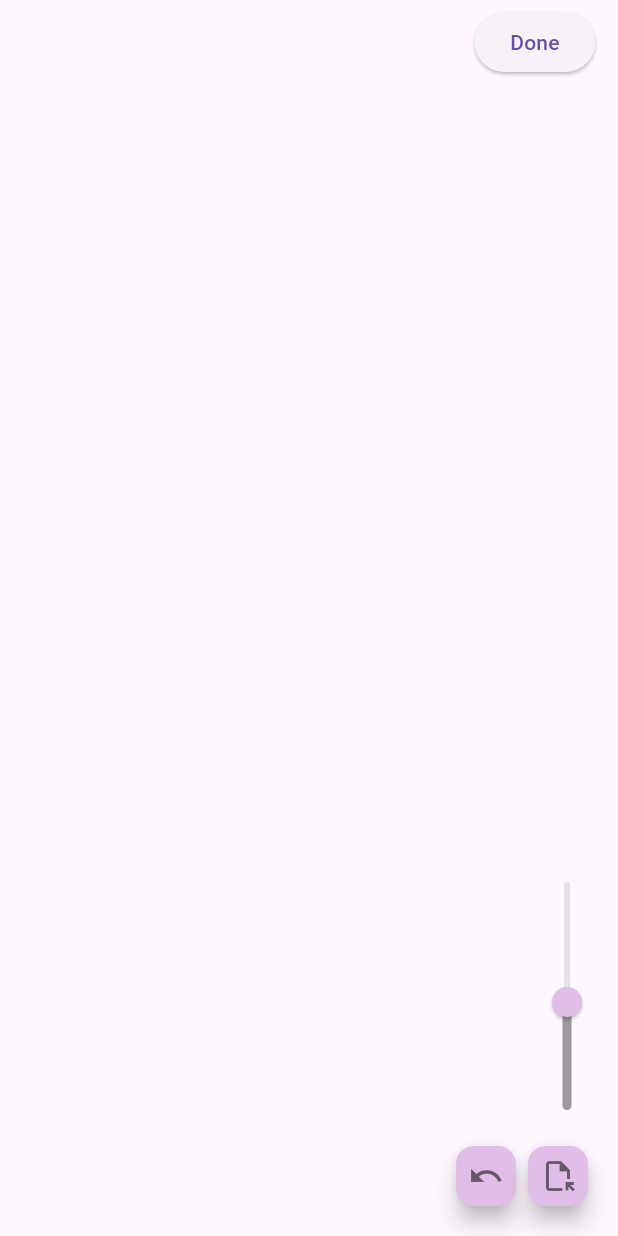
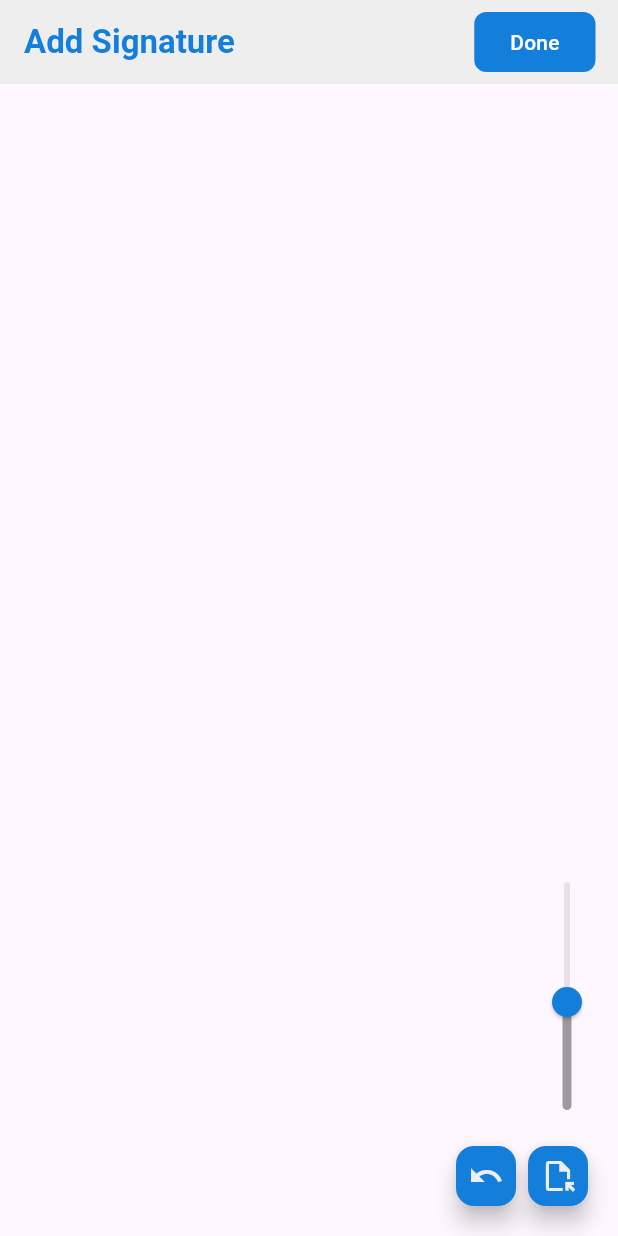
Before and after one commit to harsh19pujara/signature_pdf, a Flutter app: the DrawSignature screen opened directly, on a phone screen of 412 x 824 dp. Run offline on Flutter 3.47's test engine with Material 3 defaults, Android fonts, the phone set to English and light mode, and no system bars; our stand-ins replace file_picker; missing offline and left inert: syncfusion_flutter_pdf, syncfusion_flutter_pdfviewer.

Commit message:
updated UI and remove ads

```diff
--- a/lib/draw_signature.dart
+++ b/lib/draw_signature.dart
@@ -2,6 +2,7 @@ import 'dart:io';
 import 'dart:ui' as ui;
 import 'package:flutter/material.dart';
 import 'package:path_provider/path_provider.dart';
+import 'package:signature_pdf/main.dart';
 
 class DrawSignature extends StatefulWidget {
   const DrawSignature({Key? key}) : super(key: key);
@@ -42,26 +43,36 @@ class _DrawSignatureState extends State<DrawSignature> {
       appBar: AppBar(
         automaticallyImplyLeading: false,
         elevation: 0,
-        backgroundColor: Colors.transparent,
+        backgroundColor: secondaryColor,
+        title: Text("Add Signature", style: TextStyle(color: primaryColor, fontSize: 22, fontWeight: FontWeight.bold),),
         actions: [
-          ElevatedButton(onPressed: () async{
-            await getImage().then((value) async{
+          ElevatedButton(
+              onPressed: () async {
+                await getImage().then((value) async {
                   Navigator.pop(context, sketchImage != null ? await convertImageToFile(sketchImage!) : null);
                 });
-          }, child: const Text("Done")),
-          const SizedBox(width: 15,)
+              },
+              style: ElevatedButton.styleFrom(
+                  foregroundColor: Colors.white,
+                  backgroundColor: primaryColor,
+                  elevation: 0,
+                  shape: RoundedRectangleBorder(borderRadius: BorderRadius.circular(8))),
+              child: const Text("Done")),
+          const SizedBox(
+            width: 15,
+          )
         ],
       ),
       body: Stack(
         children: [
-
           /// [PAINT AREA]
           SizedBox(
             height: MediaQuery.of(context).size.height,
             width: MediaQuery.of(context).size.width,
             child: GestureDetector(
               onPanStart: (details) {
-                debugPrint('START #### Local Pos ${details.localPosition}, l $leftBound, r $rightBound, t $topBound, b $bottomBound');
+                debugPrint(
+                    'START #### Local Pos ${details.localPosition}, l $leftBound, r $rightBound, t $topBound, b $bottomBound');
                 setState(() {
                   line.add(details.localPosition);
                 });
@@ -91,14 +102,17 @@ class _DrawSignatureState extends State<DrawSignature> {
               child: SizedBox(
                 width: 200,
                 child: Slider(
-                  thumbColor: Colors.purple[100],
+                  thumbColor: primaryColor,
                   activeColor: Colors.black38,
                   value: strokeWidth,
                   onChanged: (value) {
                     setState(() {
                       strokeWidth = value;
                     });
-                  }, max: 4, min: 0.2,),
+                  },
+                  max: 4,
+                  min: 0.2,
+                ),
               ),
             ),
           )
@@ -109,7 +123,10 @@ class _DrawSignatureState extends State<DrawSignature> {
       floatingActionButton: Row(
         mainAxisAlignment: MainAxisAlignment.end,
         children: [
-          FloatingActionButton.small(heroTag: 'Undo', backgroundColor: Colors.purple[100],onPressed: () {
+          FloatingActionButton.small(
+              heroTag: 'Undo',
+              backgroundColor: primaryColor,
+              onPressed: () {
                 setState(() {
                   if (id > 0) {
                     id--;
@@ -119,8 +136,15 @@ class _DrawSignatureState extends State<DrawSignature> {
                   }
                   linesMap.removeWhere((key, value) => value == []);
                 });
-          },child: const Icon(Icons.undo_sharp, color: Colors.black54,)),
-          FloatingActionButton.small(heroTag: 'Clear All', backgroundColor: Colors.purple[100],onPressed: () {
+              },
+              child: Icon(
+                Icons.undo_sharp,
+                color: secondaryColor,
+              )),
+          FloatingActionButton.small(
+              heroTag: 'Clear All',
+              backgroundColor: primaryColor,
+              onPressed: () {
                 setState(() {
                   linesMap.clear();
                   id = 0;
@@ -130,7 +154,11 @@ class _DrawSignatureState extends State<DrawSignature> {
                   topBound = Offset.zero;
                   bottomBound = Offset.zero;
                 });
-          },child: const Icon(Icons.file_open_outlined, color: Colors.black54,)),
+              },
+              child: Icon(
+                Icons.file_open_outlined,
+                color: secondaryColor,
+              )),
         ],
       ),
     );
@@ -171,7 +199,7 @@ class _DrawSignatureState extends State<DrawSignature> {
   }
 }
 
-class MyPainter extends CustomPainter{
+class MyPainter extends CustomPainter {
   Offset? start;
   Offset? end;
   List<Offset>? offsetList = [];
@@ -183,9 +211,11 @@ class MyPainter extends CustomPainter{
 
   @override
   void paint(Canvas canvas, Size size) {
-    Paint myPaint = Paint()..color = strokeColor..strokeWidth = strokeWidth;
+    Paint myPaint = Paint()
+      ..color = strokeColor
+      ..strokeWidth = strokeWidth;
 
-    if((!linesMap.keys.contains(id)) && offsetList?.length != 0){
+    if ((!linesMap.keys.contains(id)) && offsetList?.length != 0) {
       debugPrint("error $id $offsetList $linesMap");
       linesMap[id!] = offsetList ?? [];
     }
@@ -193,10 +223,10 @@ class MyPainter extends CustomPainter{
     for (var v = 0; v < linesMap.length; v++) {
       if (linesMap[v] != []) {
         if (linesMap[v] != []) {
-          for(int i = 0; i < linesMap[v]!.length; i++) {
+          for (int i = 0; i < linesMap[v]!.length; i++) {
             if (i < linesMap[v]!.length - 1) {
               start = linesMap[v]![i];
-              end = linesMap[v]![i+1];
+              end = linesMap[v]![i + 1];
               getBoundOfSketch(start);
               canvas.drawLine(start!, end!, myPaint);
             }
@@ -212,24 +242,24 @@ class MyPainter extends CustomPainter{
     return true;
   }
 
-  getBoundOfSketch(Offset? point){
-    if(point != null){
+  getBoundOfSketch(Offset? point) {
+    if (point != null) {
       double x = point.dx;
       double y = point.dy;
 
-      if(leftBound.dx > x || leftBound.dx == 0.0){
+      if (leftBound.dx > x || leftBound.dx == 0.0) {
         leftBound = point;
       }
 
-      if(rightBound.dx < x){
+      if (rightBound.dx < x) {
         rightBound = point;
       }
 
-      if(topBound.dy > y || topBound.dy == 0.0){
+      if (topBound.dy > y || topBound.dy == 0.0) {
         topBound = point;
       }
 
-      if(bottomBound.dy < y){
+      if (bottomBound.dy < y) {
         bottomBound = point;
       }
     }
--- a/pubspec.yaml
+++ b/pubspec.yaml
@@ -34,8 +34,6 @@ dependencies:
   file_picker: ^9.1.0
   syncfusion_flutter_pdfviewer: ^28.2.11
   path_provider: ^2.1.5
-  google_mobile_ads: ^5.3.1
-
 
   # The following adds the Cupertino Icons font to your application.
   # Use with the CupertinoIcons class for iOS style icons.
@@ -64,7 +62,8 @@ flutter:
   uses-material-design: true
 
   # To add assets to your application, add an assets section, like this:
-  # assets:
+  assets:
+    - assets/
   #   - images/a_dot_burr.jpeg
   #   - images/a_dot_ham.jpeg
 
```
Also changed, not shown: lib/home.dart (added, +70 -0 lines), lib/main.dart (+4 -56 lines), lib/view_pdf_page.dart (+87 -108 lines), assets/appIcon.png (added), assets/appIcon_2.png (added), 7 other files. Lines whose indentation alone changed are shown as unchanged.
